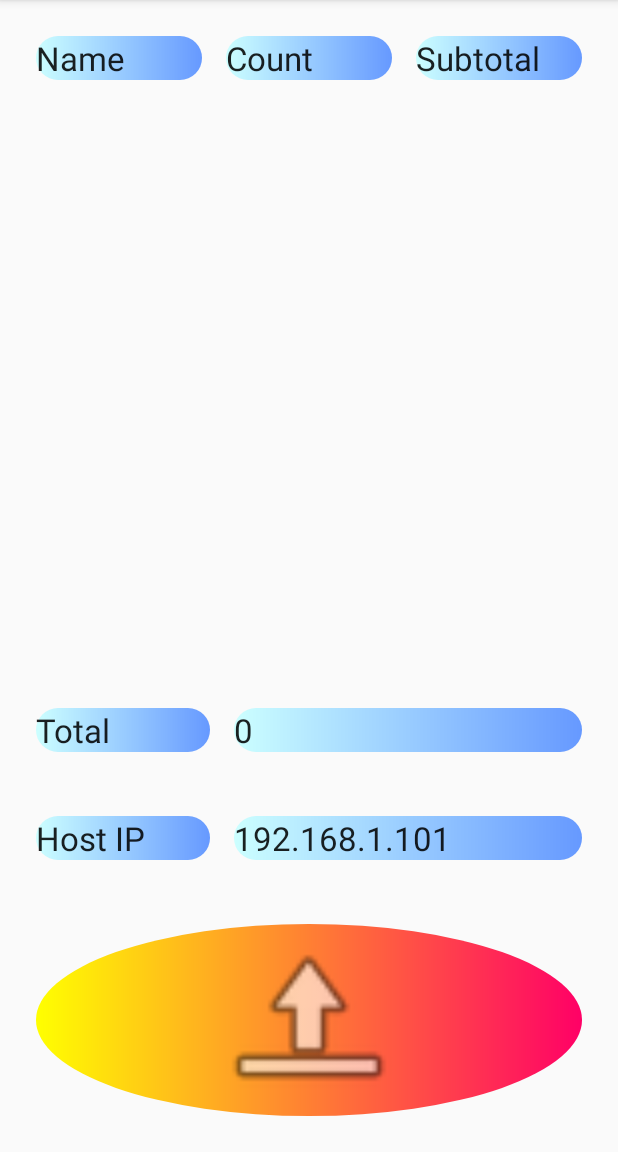
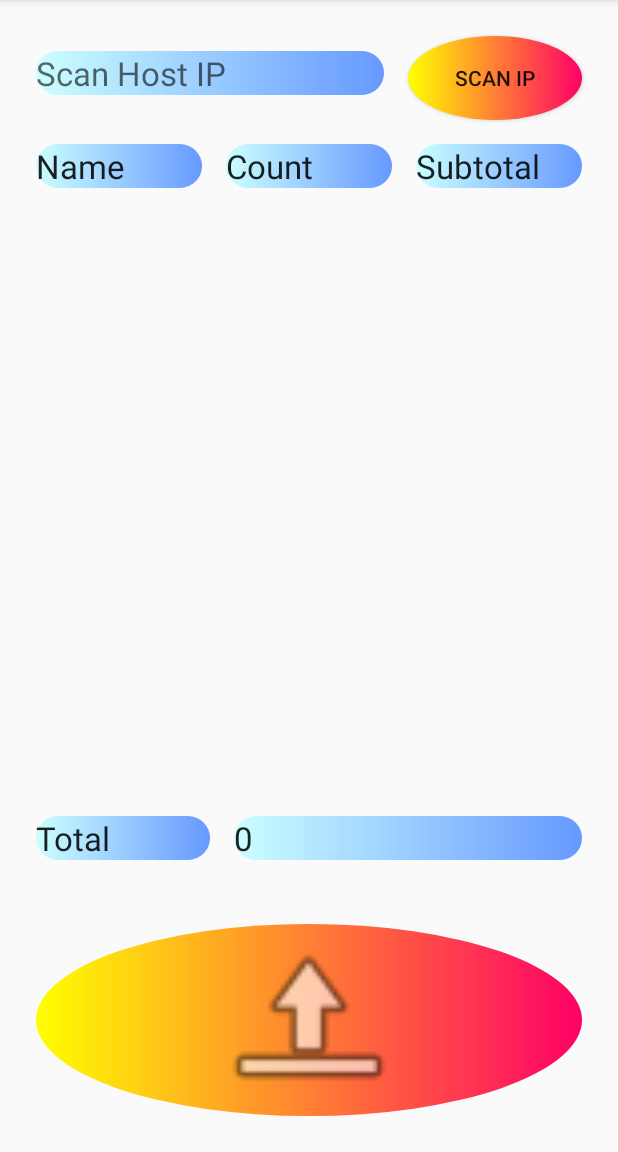
Before and after one commit to MOONYAN/EZShopping, an Android app: the CheckoutActivity screen opened directly, with no data from a screen before it, on a phone screen of 412 x 824 dp, the part 84-1236 px from its top. Run offline under Robolectric (Android 15) with nearby library versions, the phone set to English and light mode, and no system bars; our stand-ins replace Firebase (no records; nobody signed in at launch, a user with empty details on screens opened directly); libraries missing offline, so code that uses them is left out: com.google.zxing.integration.

Commit message:
Scan QR IP

```diff
--- a/app/src/main/res/layout/activity_checkout.xml
+++ b/app/src/main/res/layout/activity_checkout.xml
@@ -10,6 +10,32 @@
     android:paddingRight="@dimen/activity_horizontal_margin"
     android:paddingTop="@dimen/activity_vertical_margin"
     tools:context="tw.edu.ntut.ezshopping.CheckoutActivity">
+
+    <LinearLayout
+        android:layout_width="match_parent"
+        android:layout_height="0dp"
+        android:layout_weight="1"
+        android:orientation="horizontal">
+
+        <TextView
+            android:id="@+id/host_ip_text"
+            android:layout_width="0dp"
+            android:layout_height="wrap_content"
+            android:layout_margin="@dimen/default_margin"
+            android:layout_weight="2"
+            android:background="@drawable/text_drawable"
+            android:hint="Scan Host IP"
+            android:textAppearance="?android:attr/textAppearanceLarge"/>
+
+        <Button
+            android:layout_width="0dp"
+            android:layout_height="match_parent"
+            android:layout_margin="@dimen/default_margin"
+            android:layout_weight="1"
+            android:background="@drawable/button_drawable"
+            android:onClick="startScan"
+            android:text="Scan IP"/>
+    </LinearLayout>
 
     <LinearLayout
         android:layout_width="match_parent"
@@ -84,33 +110,6 @@
     <LinearLayout
         android:layout_width="match_parent"
         android:layout_height="0dp"
-        android:layout_weight="1"
-        android:orientation="horizontal">
-
-        <TextView
-            android:layout_width="0dp"
-            android:layout_height="wrap_content"
-            android:layout_margin="@dimen/default_margin"
-            android:layout_weight="1"
-            android:background="@drawable/text_drawable"
-            android:text="Host IP"
-            android:textAppearance="?android:attr/textAppearanceLarge"/>
-
-        <EditText
-            android:id="@+id/host_ip_text"
-            android:layout_width="0dp"
-            android:layout_height="wrap_content"
-            android:layout_margin="@dimen/default_margin"
-            android:layout_weight="2"
-            android:background="@drawable/text_drawable"
-            android:hint="Host IP"
-            android:text="192.168.1.101"
-            android:textAppearance="?android:attr/textAppearanceLarge"/>
-    </LinearLayout>
-
-    <LinearLayout
-        android:layout_width="match_parent"
-        android:layout_height="0dp"
         android:layout_weight="2"
         android:orientation="horizontal">
 
@@ -121,10 +120,10 @@
             android:layout_margin="@dimen/default_margin"
             android:layout_weight="1"
             android:adjustViewBounds="true"
+            android:background="@drawable/button_drawable"
             android:onClick="transactionOnClick"
             android:scaleType="fitCenter"
-            android:src="@android:drawable/ic_menu_upload"
-            android:background="@drawable/button_drawable"/>
+            android:src="@android:drawable/ic_menu_upload"/>
     </LinearLayout>
 
 </LinearLayout>
--- a/build.gradle
+++ b/build.gradle
@@ -5,7 +5,7 @@ buildscript {
         jcenter()
     }
     dependencies {
-        classpath 'com.android.tools.build:gradle:2.1.3'
+        classpath 'com.android.tools.build:gradle:2.2.0'
         classpath 'com.google.gms:google-services:3.0.0'
         // NOTE: Do not place your application dependencies here; they belong
         // in the individual module build.gradle files
```
Also changed, not shown: app/src/main/java/tw/edu/ntut/ezshopping/CheckoutActivity.java (+34 -4 lines), app/src/main/java/tw/edu/ntut/ezshopping/DealAsyncTask.java (+4 -4 lines).
